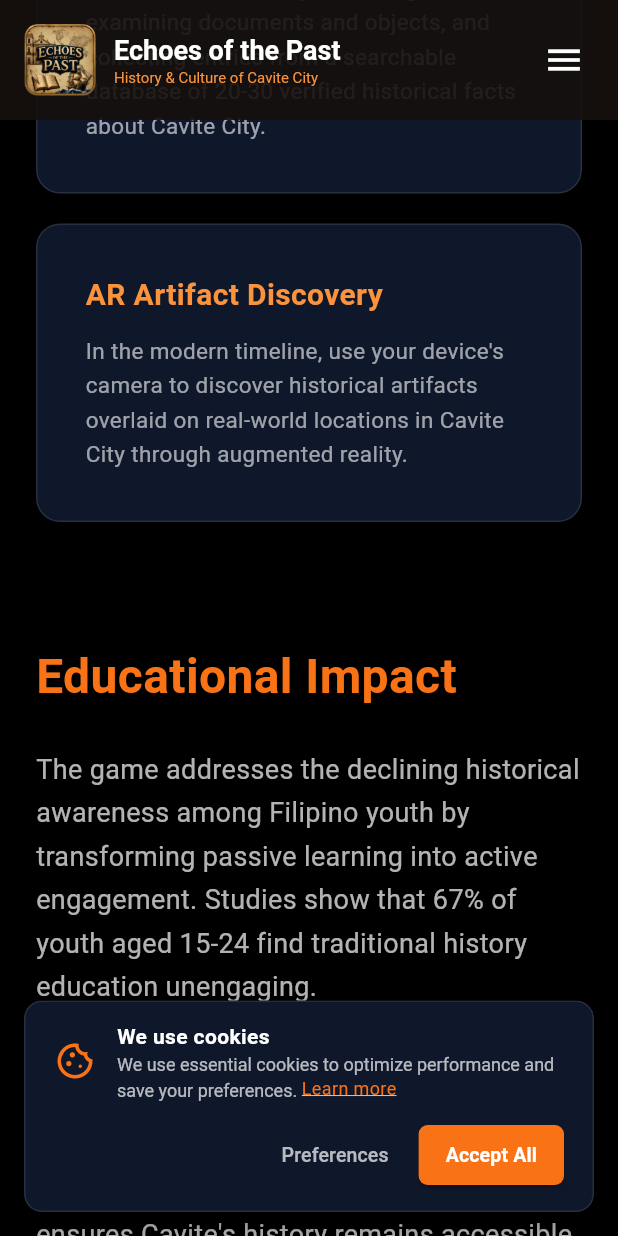
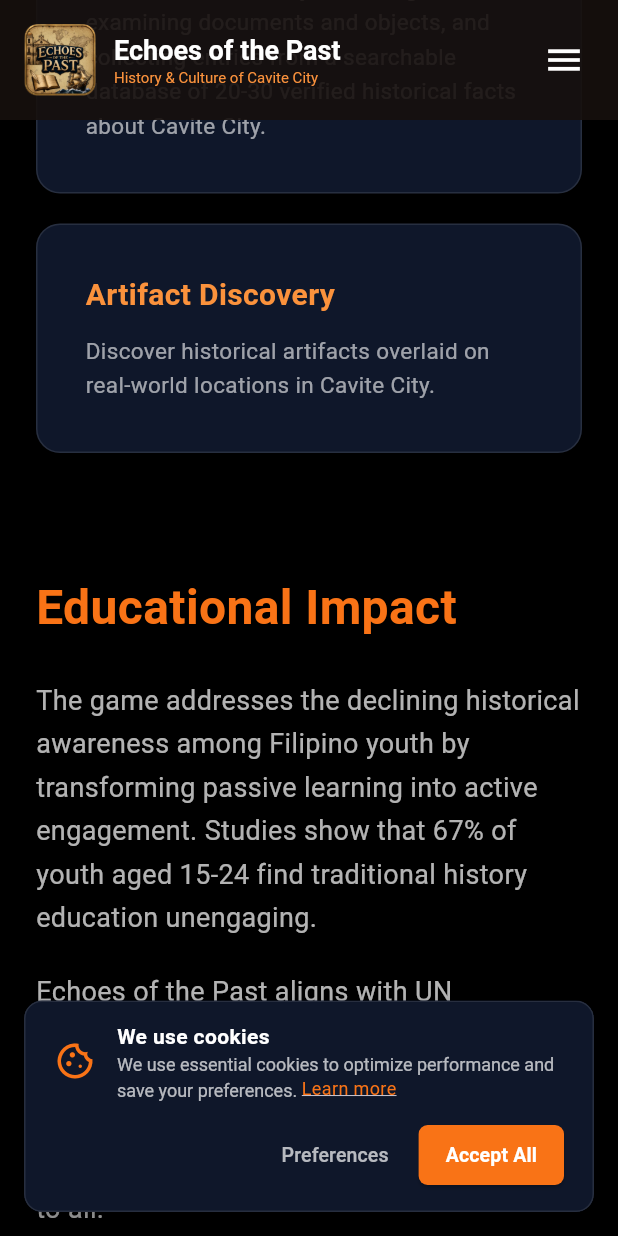
Before and after one commit to julieneremo-hub/echoes_of_the_past, a Flutter app: the AboutPage screen opened by its route, scrolled down 1728 dp, on a phone screen of 412 x 824 dp. Run offline on Flutter 3.47's test engine with Material 3 defaults, Android fonts, the phone set to English and light mode, and no system bars; our stand-ins replace google_fonts, shared_preferences; accounts and stored records are empty; Roboto replaces fonts that are missing (Caudex).

Commit message:
Updated About page text

```diff
--- a/lib/about.dart
+++ b/lib/about.dart
@@ -103,8 +103,8 @@
                           ),
                           SizedBox(width: isMobile ? 0 : 20, height: isMobile ? 20 : 0),
                           _mechanicCard(
-                            "AR Artifact Discovery",
-                            "In the modern timeline, use your device's camera to discover historical artifacts overlaid on real-world locations in Cavite City through augmented reality.",
+                            "Artifact Discovery",
+                            "Discover historical artifacts overlaid on real-world locations in Cavite City.",
                             isMobile,
                           ),
                         ],
```
Also changed, not shown: 25 other files.
